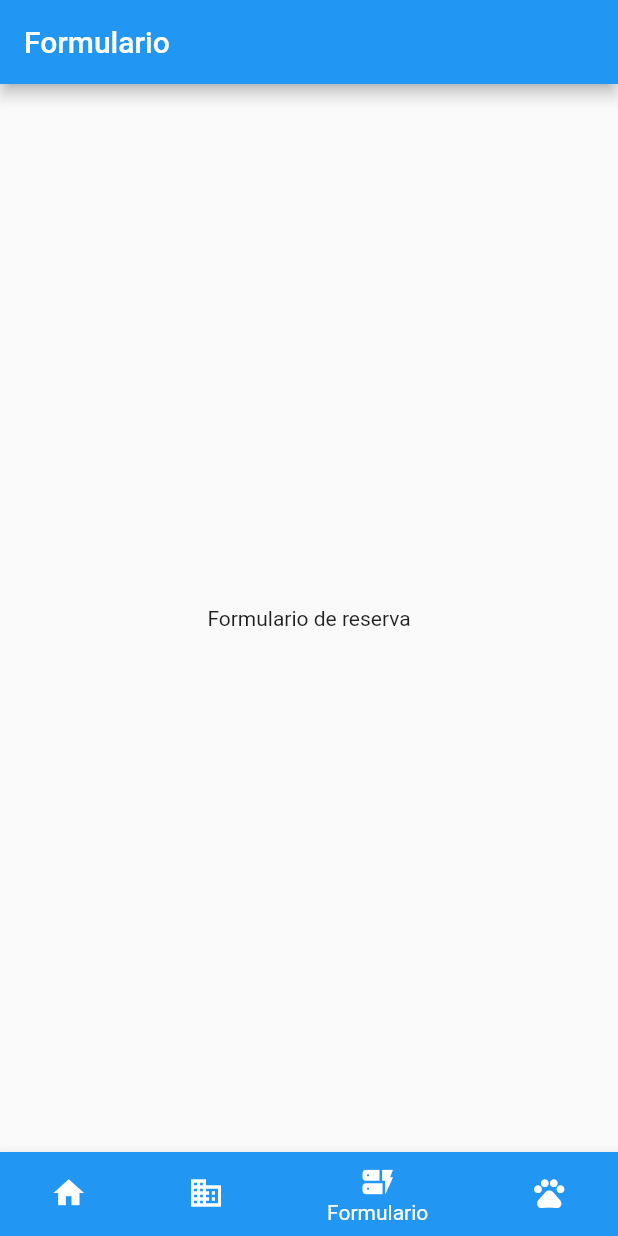
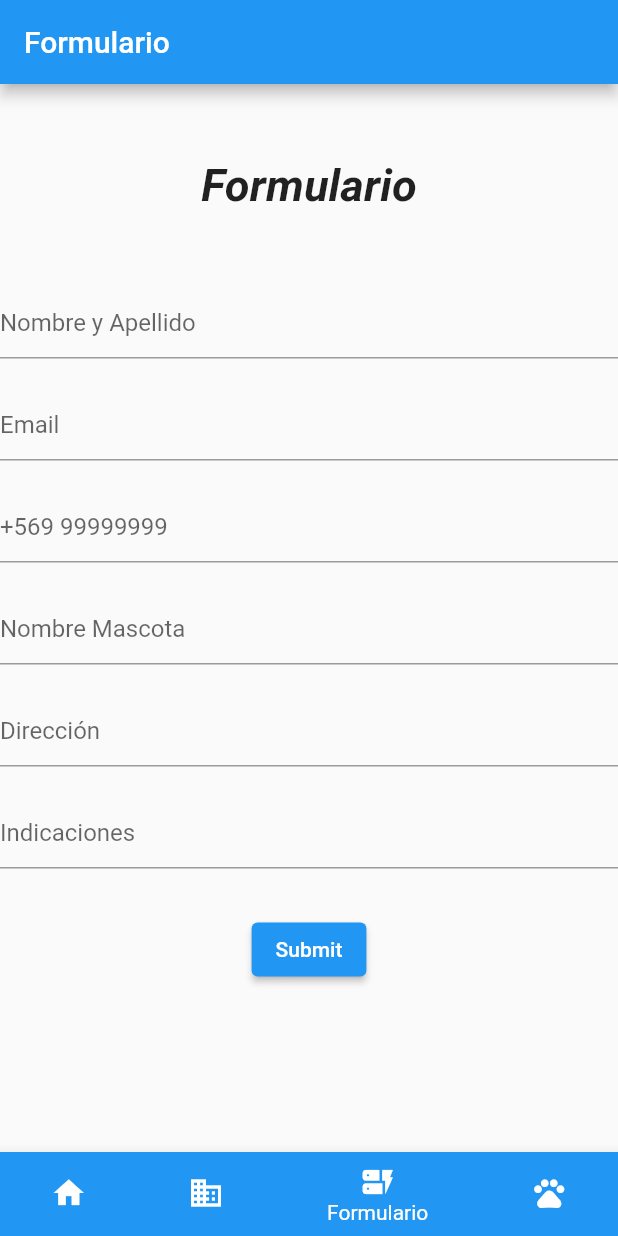
Before and after one commit to JulietteOssandon98/dahev, a Flutter app: the screen it shows after launch, item 3 of the bottom bar chosen, on a phone screen of 412 x 824 dp. Run offline on Flutter 3.47's test engine with Material 2 defaults, Android fonts, the phone set to English and light mode, and no system bars; network calls fail.

Commit message:
formulario

```diff
--- a/lib/formulario.dart
+++ b/lib/formulario.dart
@@ -8,15 +8,118 @@ class TerceraPantalla extends StatefulWidget {
 }
 
 class _TerceraPantallaEstado extends State<TerceraPantalla> {
+  final GlobalKey<FormState> _formKey = GlobalKey<FormState>();
   @override
   Widget build(BuildContext context) {
     return Scaffold(
-        appBar: AppBar(
-          title: const Text('Formulario'),
+      appBar: AppBar(
+        title: Text("Formulario"),
+      ),
+      body: Container(
+        child: Form(
+          key: _formKey,
+          child: Column(
+            crossAxisAlignment: CrossAxisAlignment.center,
+            children: <Widget>[
+              Padding(
+                padding: EdgeInsets.all(50.0),
+                child: Text(
+                  'Formulario',
+                  style: TextStyle(
+                    fontWeight: FontWeight.bold,
+                    fontStyle: FontStyle.italic,
+                    fontSize: 30,
+                  ),
+                ),
+              ),
+              TextFormField(
+                decoration: const InputDecoration(
+                  hintText: 'Nombre y Apellido',
+                ),
+                validator: (String? value) {
+                  if (value == null || value.isEmpty) {
+                    return 'Please enter some text';
+                  }
+                  return null;
+                },
+              ),
+              Padding(padding: EdgeInsets.all(10.0)),
+              TextFormField(
+                decoration: const InputDecoration(
+                  hintText: 'Email',
+                ),
+                validator: (String? value) {
+                  if (value == null || value.isEmpty) {
+                    return 'Please enter some text';
+                  }
+                  return null;
+                },
+              ),
+              Padding(padding: EdgeInsets.all(10.0)),
+              TextFormField(
+                decoration: const InputDecoration(
+                  hintText: '+569 99999999',
+                ),
+                validator: (String? value) {
+                  if (value == null || value.isEmpty) {
+                    return 'Please enter some text';
+                  }
+                  return null;
+                },
+              ),
+              Padding(padding: EdgeInsets.all(10.0)),
+              TextFormField(
+                decoration: const InputDecoration(
+                  hintText: 'Nombre Mascota',
+                ),
+                validator: (String? value) {
+                  if (value == null || value.isEmpty) {
+                    return 'Please enter some text';
+                  }
+                  return null;
+                },
+              ),
+              Padding(padding: EdgeInsets.all(10.0)),
+              TextFormField(
+                decoration: const InputDecoration(
+                  hintText: 'Dirección',
+                ),
+                validator: (String? value) {
+                  if (value == null || value.isEmpty) {
+                    return 'Please enter some text';
+                  }
+                  return null;
+                },
+              ),
+              Padding(padding: EdgeInsets.all(10.0)),
+              TextFormField(
+                decoration: const InputDecoration(
+                  hintText: 'Indicaciones',
+                ),
+                validator: (String? value) {
+                  if (value == null || value.isEmpty) {
+                    return 'Please enter some text';
+                  }
+                  return null;
+                },
+              ),
+              Padding(
+                padding: const EdgeInsets.all(30.0),
+                child: ElevatedButton(
+                  onPressed: () {
+                    // Validate will return true if the form is valid, or false if
+                    // the form is invalid.
+                    if (_formKey.currentState!.validate()) {
+                      // Process data.
+                    }
+                  },
+                  child: const Text('Submit'),
+                ),
+              ),
+            ],
+          ),
         ),
-        body: Container(
-            alignment: Alignment.center,
-            padding: const EdgeInsets.all(80),
-            child: const Text('Formulario de reserva')));
+      ),
+    );
   }
 }
```
Also changed, not shown: lib/gestos.dart (+7 -6 lines).
